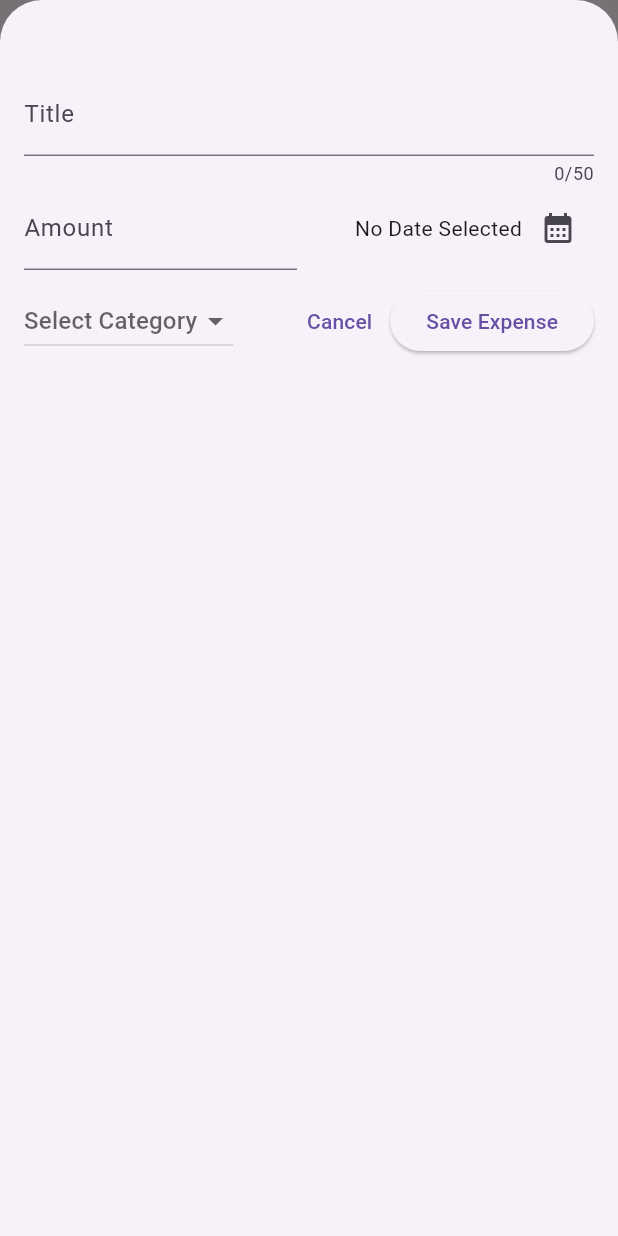
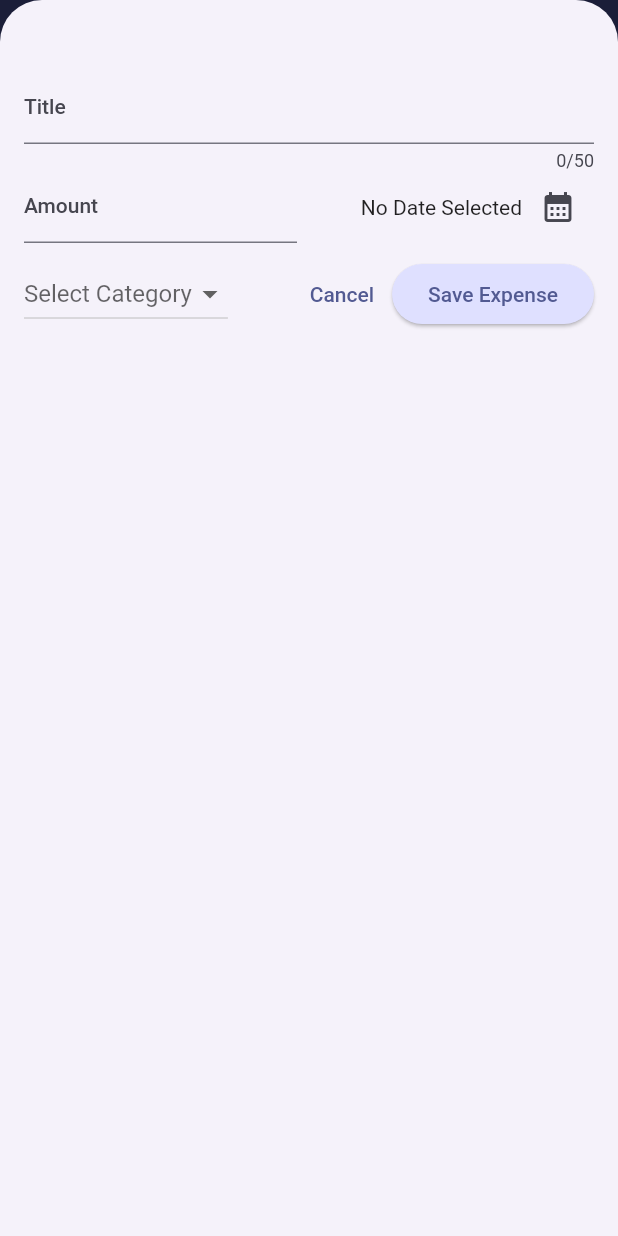
Before and after one commit to patrickwestlylegaspi/Expenses-Tracker, a Flutter app: the screen it shows after launch, after a tap on the "add" icon, on a phone screen of 412 x 824 dp. Run offline on Flutter 3.47's test engine with Material 2 defaults, Android fonts, the phone set to English and light mode, and no system bars.

Commit message:
adding chart

```diff
--- a/lib/main.dart
+++ b/lib/main.dart
@@ -1,11 +1,68 @@
 import 'package:flutter/material.dart';
 import 'package:expenses/widgets/expenses.dart';
+
+var kColorScheme = ColorScheme.fromSeed(
+  seedColor: const Color.fromARGB(255, 13, 45, 196),
+);
+
+var kDarkColorScheme = ColorScheme.fromSeed(
+  brightness: Brightness.dark,
+  seedColor: const Color.fromARGB(
+    255,
+    5,
+    99,
+    125,
+  ),
+);
 
 void main() {
   runApp(
     MaterialApp(
       debugShowCheckedModeBanner: false,
-      theme: ThemeData(useMaterial3: true),
+      darkTheme: ThemeData.dark().copyWith(
+        useMaterial3: true,
+        colorScheme: kDarkColorScheme,
+        cardTheme: const CardTheme().copyWith(
+          color: kColorScheme.secondaryContainer,
+          margin: const EdgeInsets.symmetric(
+            horizontal: 16,
+            vertical: 8,
+          ),
+        ),
+        elevatedButtonTheme: ElevatedButtonThemeData(
+          style: ElevatedButton.styleFrom(
+            backgroundColor: kDarkColorScheme.primaryContainer,
+          ),
+        ),
+      ),
+      theme: ThemeData().copyWith(
+        useMaterial3: true,
+        colorScheme: kColorScheme,
+        appBarTheme: const AppBarTheme().copyWith(
+          backgroundColor: kColorScheme.onPrimaryContainer,
+          foregroundColor: kColorScheme.onSecondary,
+        ),
+        cardTheme: const CardTheme().copyWith(
+          color: kColorScheme.secondaryContainer,
+          margin: const EdgeInsets.symmetric(
+            horizontal: 16,
+            vertical: 8,
+          ),
+        ),
+        elevatedButtonTheme: ElevatedButtonThemeData(
+          style: ElevatedButton.styleFrom(
+            backgroundColor: kColorScheme.primaryContainer,
+          ),
+        ),
+        textTheme: ThemeData().textTheme.copyWith(
+              titleLarge: TextStyle(
+                fontWeight: FontWeight.bold,
+                fontSize: 16,
+                color: kColorScheme.onSecondaryContainer,
+              ),
+            ),
+      ),
+      // themeMode: ThemeMode.system,
       home: const Expenses(),
     ),
   );
```
Also changed, not shown: lib/models/expense.dart (+18 -2 lines), lib/widgets/chart/chart.dart (added), lib/widgets/chart/chart_bar.dart (added).
